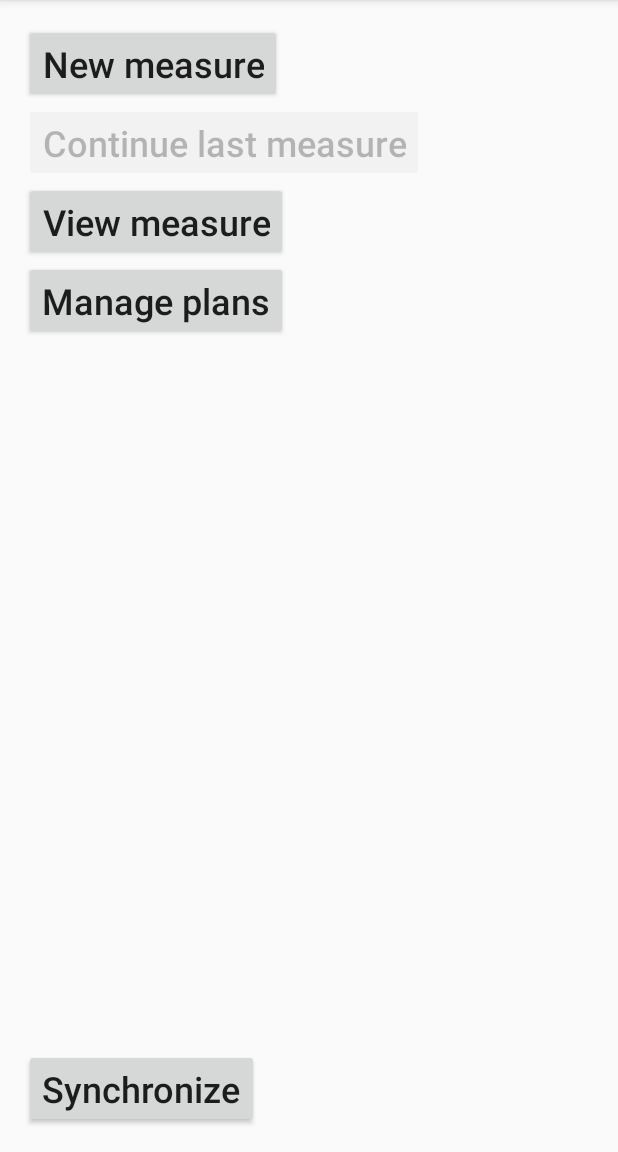
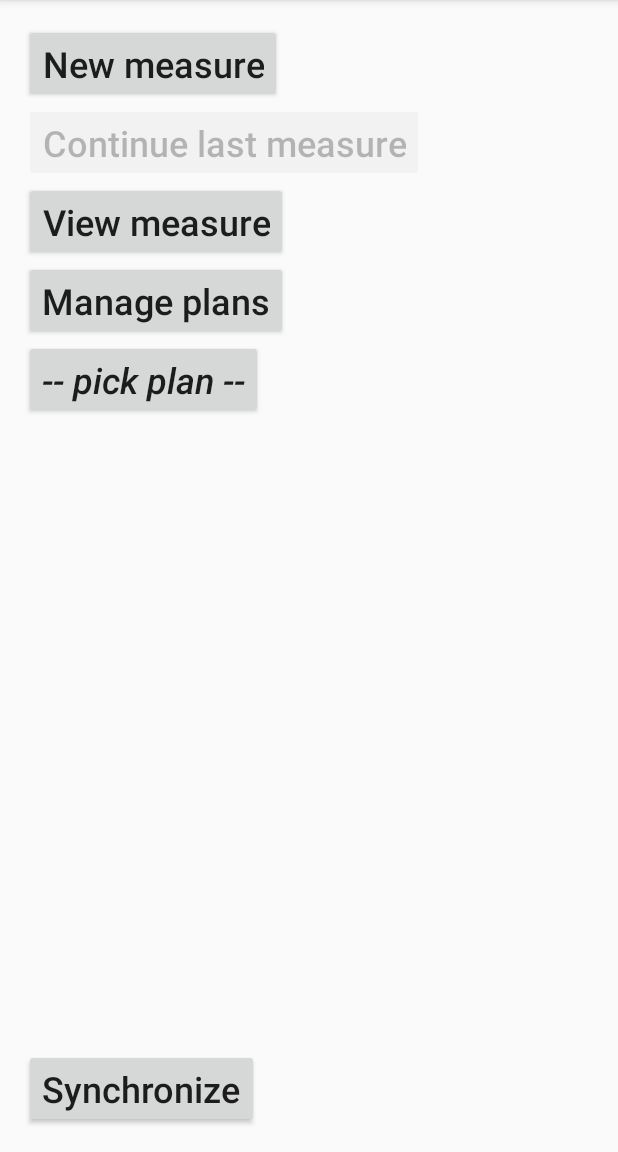
Before and after one commit to themysteq/rssi-recorder-new, an Android app: the screen it shows after launch (MainActivity), on a phone screen of 412 x 824 dp, the part 84-1236 px from its top. Run offline under Robolectric (Android 15) with nearby library versions, the phone set to English and light mode, and no system bars.

Commit message:
add buttons

```diff
--- a/app/src/main/res/layout/activity_main.xml
+++ b/app/src/main/res/layout/activity_main.xml
@@ -70,11 +70,25 @@
                 android:textAllCaps="false" />
 
             <Button
+                android:text="-- pick plan --"
+                android:layout_width="wrap_content"
+                android:layout_height="wrap_content"
+                android:id="@+id/pickPlanButton"
+                android:layout_row="5"
+                android:layout_column="0"
+                android:textAlignment="center"
+                android:fontFamily="sans-serif-medium"
+                android:textSize="24sp"
+                android:textAllCaps="false"
+                android:textStyle="normal|italic"
+                android:visibility="visible" />
+
+            <Button
                 android:text="Synchronize"
                 android:layout_width="wrap_content"
                 android:layout_height="wrap_content"
                 android:id="@+id/synchronizeButton"
-                android:layout_row="5"
+                android:layout_row="7"
                 android:layout_column="0"
                 android:textAlignment="center"
                 android:fontFamily="sans-serif-medium"
```
